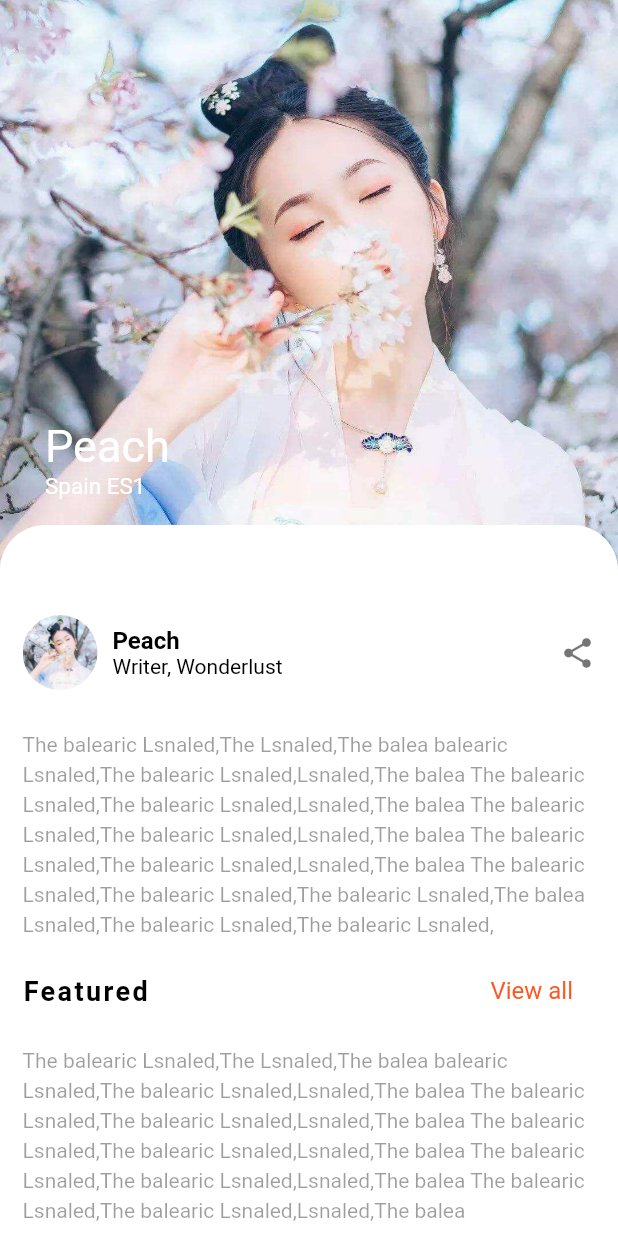
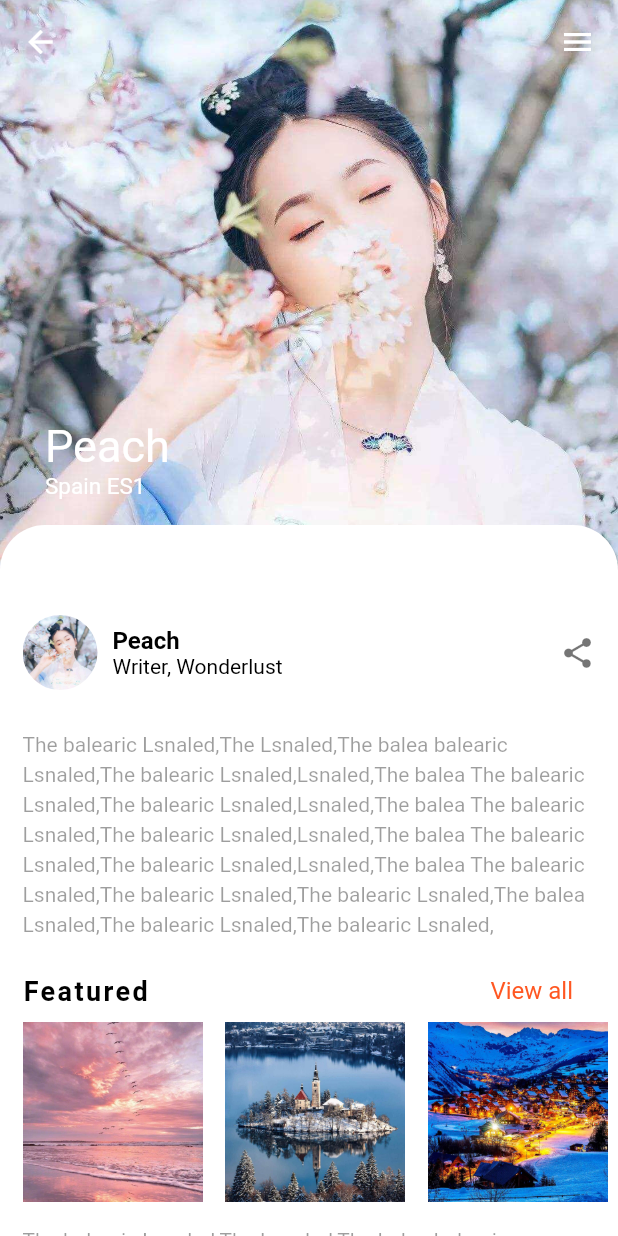
Before and after one commit to xxj2016/flutter_ui_study_sliver, a Flutter app: the screen it shows after launch, after a tap on "Spain ES1", on a phone screen of 412 x 824 dp. Run offline on Flutter 3.47's test engine with Material 2 defaults, Android fonts, the phone set to English and light mode, and no system bars.

Commit message:
完善detail page UI

```diff
--- a/lib/detail_page.dart
+++ b/lib/detail_page.dart
@@ -1,4 +1,5 @@
 import 'package:flutter/material.dart';
+import 'package:flutter/services.dart';
 import 'package:flutter_ui_study_sliver/TravelBean.dart';
 
 class DetailPage extends StatefulWidget {
@@ -25,7 +26,37 @@ class _DetailPageState extends State<DetailPage> {
                 child: _buildDetail(),
               )
             ],
+          ),
+          Padding(
+            padding: EdgeInsets.only(top: MediaQuery.of(context).padding.top),
+            child: SizedBox(
+              height: kToolbarHeight,
+              child: Row(
+                mainAxisAlignment: MainAxisAlignment.spaceBetween,
+                children: <Widget>[
+                  GestureDetector(
+                    onTap: () {
+                      Navigator.of(context).pop();
+                    },
+                    child: Padding(
+                      padding: EdgeInsets.symmetric(horizontal: 15),
+                      child: Icon(
+                        Icons.arrow_back,
+                        color: Colors.white,
+                      ),
+                    ),
+                  ),
+                  Padding(
+                    padding: EdgeInsets.symmetric(horizontal: 15.0),
+                    child: Icon(
+                      Icons.menu,
+                      color: Colors.white,
+                    ),
                   )
+                ],
+              ),
+            ),
+          ),
         ],
       ),
     );
@@ -34,8 +65,7 @@ class _DetailPageState extends State<DetailPage> {
   Widget _buildSliverHead() {
     return SliverPersistentHeader(
       delegate: DetailSliverDelegate(
-        expandedHeight, widget.bean, roundedContainerHeight
-      ),
+          expandedHeight, widget.bean, roundedContainerHeight),
     );
   }
 
@@ -92,7 +122,7 @@ class _DetailPageState extends State<DetailPage> {
               ],
             ),
           ),
-          // SizedBox(height: 120, child: FeaturedWidget()),
+          SizedBox(height: 120, child: FeaturedWidget()),
           Padding(
             padding: EdgeInsets.symmetric(
               vertical: 15,
@@ -101,10 +131,7 @@ class _DetailPageState extends State<DetailPage> {
             child: Text(
               "The balearic Lsnaled,The Lsnaled,The balea balearic Lsnaled,"
               "The balearic Lsnaled,Lsnaled,The balea The balearic Lsnaled,"
-              "The balearic Lsnaled,Lsnaled,The balea The balearic Lsnaled,"
-              "The balearic Lsnaled,Lsnaled,The balea The balearic Lsnaled,"
-              "The balearic Lsnaled,Lsnaled,The balea The balearic Lsnaled,"
-              "The balearic Lsnaled,Lsnaled,The balea ",
+              "The balearic Lsnaled,Lsnaled",
               style: TextStyle(
                 color: Colors.black38,
                 height: 1.4,
@@ -173,7 +200,8 @@ class DetailSliverDelegate extends SliverPersistentHeaderDelegate {
   final TravelBean bean;
   final double roundedContainerHeight;
 
-  DetailSliverDelegate(this.expandedHeight, this.bean, this.roundedContainerHeight);
+  DetailSliverDelegate(
+      this.expandedHeight, this.bean, this.roundedContainerHeight);
 
   @override
   double get maxExtent => expandedHeight;
@@ -187,8 +215,15 @@ class DetailSliverDelegate extends SliverPersistentHeaderDelegate {
   }
 
   @override
-  Widget build(BuildContext context, double shrinkOffset, bool overlapsContent) {
-    return  Stack(
+  Widget build(
+      BuildContext context, double shrinkOffset, bool overlapsContent) {
+    return AnnotatedRegion<SystemUiOverlayStyle>(
+      value: SystemUiOverlayStyle(
+        statusBarColor: Colors.transparent,
+        statusBarBrightness: Brightness.dark,
+        statusBarIconBrightness: Brightness.dark,
+      ),
+      child: Stack(
         children: <Widget>[
           Image.asset(
             bean.url,
@@ -198,6 +233,7 @@ class DetailSliverDelegate extends SliverPersistentHeaderDelegate {
           ),
           Positioned(
             top: expandedHeight - roundedContainerHeight - shrinkOffset,
+            // top: 0,
             left: 0,
             child: Container(
               width: MediaQuery.of(context).size.width,
@@ -207,8 +243,7 @@ class DetailSliverDelegate extends SliverPersistentHeaderDelegate {
                   borderRadius: BorderRadius.only(
                     topLeft: Radius.circular(30),
                     topRight: Radius.circular(30),
-              )
-            ),
+                  )),
             ),
           ),
           Positioned(
@@ -235,6 +270,33 @@ class DetailSliverDelegate extends SliverPersistentHeaderDelegate {
             ),
           ),
         ],
+      )
     );
   }
 }
+
+class FeaturedWidget extends StatelessWidget {
+  List<TravelBean> _list = TravelBean.generateMostPopularBean();
+
+  FeaturedWidget({Key key}) : super(key: key);
+
+  @override
+  Widget build(BuildContext context) {
+    return ListView.builder(
+      padding: EdgeInsets.symmetric(horizontal: 15.0),
+      scrollDirection: Axis.horizontal,
+      itemCount: _list.length,
+      itemBuilder: (BuildContext context, int index) {
+        return Container(
+          width: 120,
+          height: 100,
+          margin: EdgeInsets.only(right: 15),
+          child: Image.asset(
+            _list[index].url,
+            fit: BoxFit.cover,
+          ),
+        );
+      },
+    );
+  }
+}
```
Lines whose indentation alone changed are shown as unchanged.
